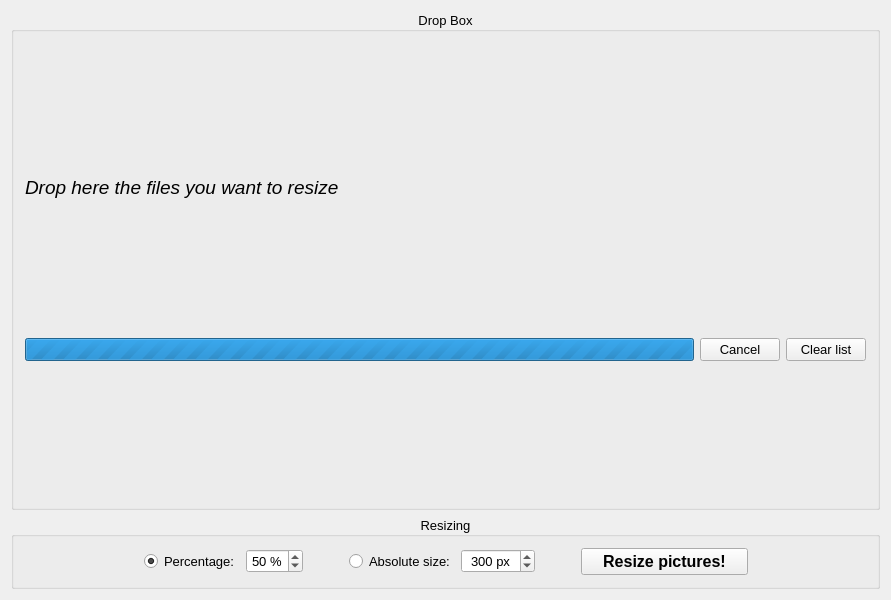
This is MainWindow.ui in Folco68/PicRes as Qt 5 draws it before an edit. The edited form follows.
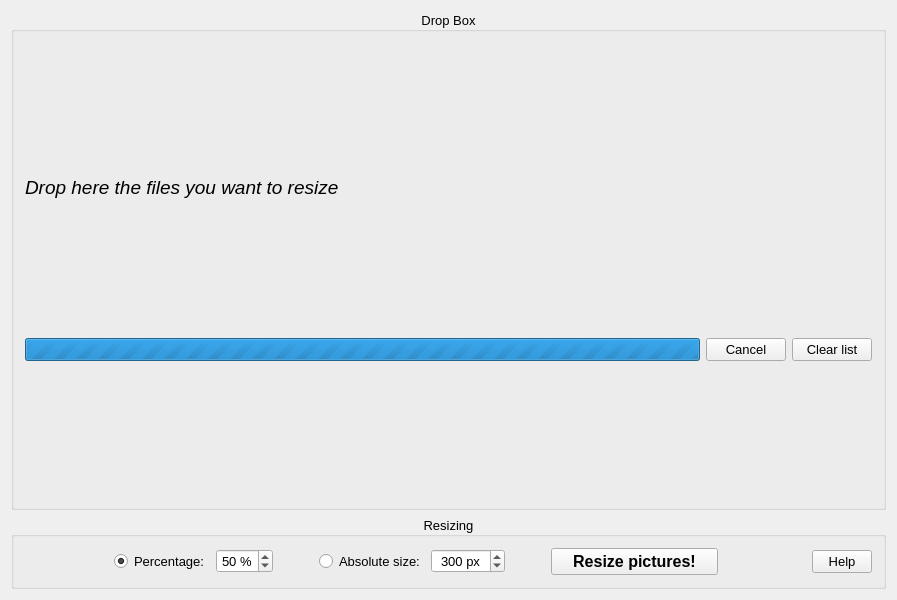
This is the edited form. Custom widgets are drawn as their Qt base class.

Commit message: - added Help dialog with Readme, License and Changelog - allocate DlgErrorList on the heap and not on the stack, to follow Qt guidelines

What changed in the file:
```diff
--- a/MainWindow.ui
+++ b/MainWindow.ui
@@ -6,7 +6,7 @@
    <rect>
     <x>0</x>
     <y>0</y>
-    <width>891</width>
+    <width>897</width>
     <height>600</height>
    </rect>
   </property>
@@ -276,6 +276,25 @@
          </property>
         </spacer>
        </item>
+       <item>
+        <widget class="QPushButton" name="ButtonHelp">
+         <property name="sizePolicy">
+          <sizepolicy hsizetype="Preferred" vsizetype="Fixed">
+           <horstretch>0</horstretch>
+           <verstretch>0</verstretch>
+          </sizepolicy>
+         </property>
+         <property name="minimumSize">
+          <size>
+           <width>15</width>
+           <height>0</height>
+          </size>
+         </property>
+         <property name="text">
+          <string>Help</string>
+         </property>
+        </widget>
+       </item>
       </layout>
      </widget>
     </item>
```
The commit also changes 9 other files.
